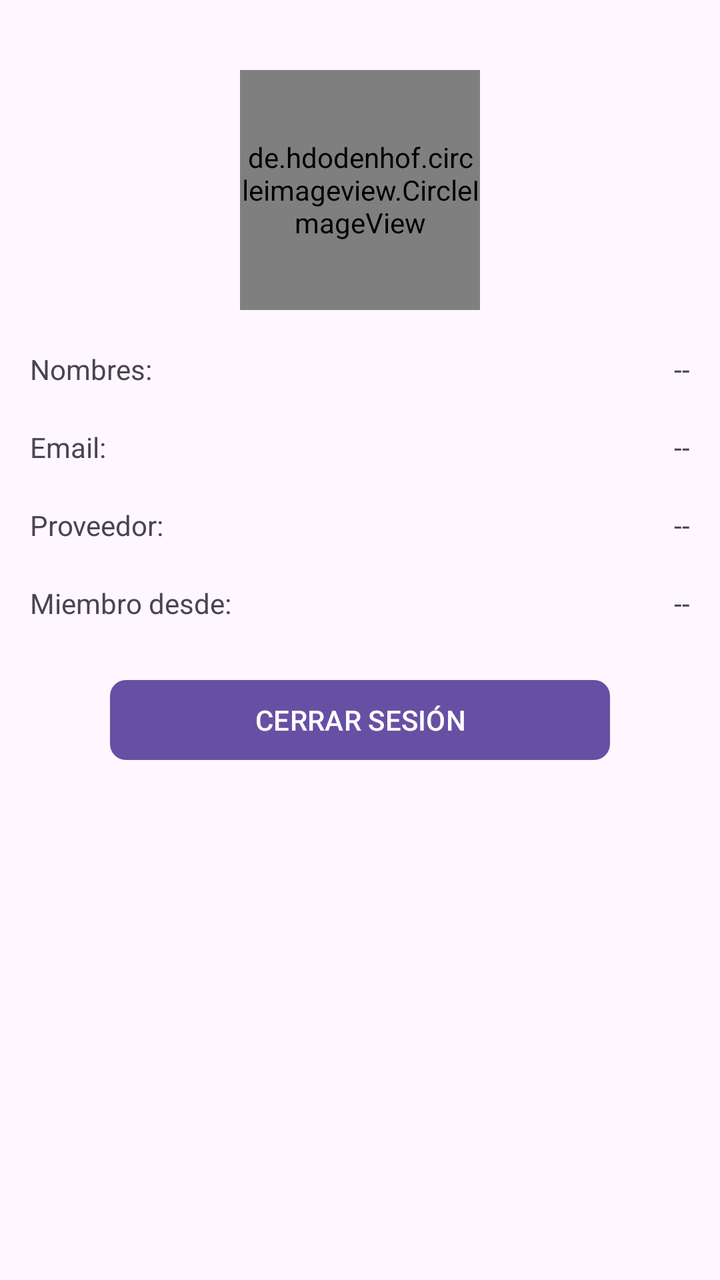
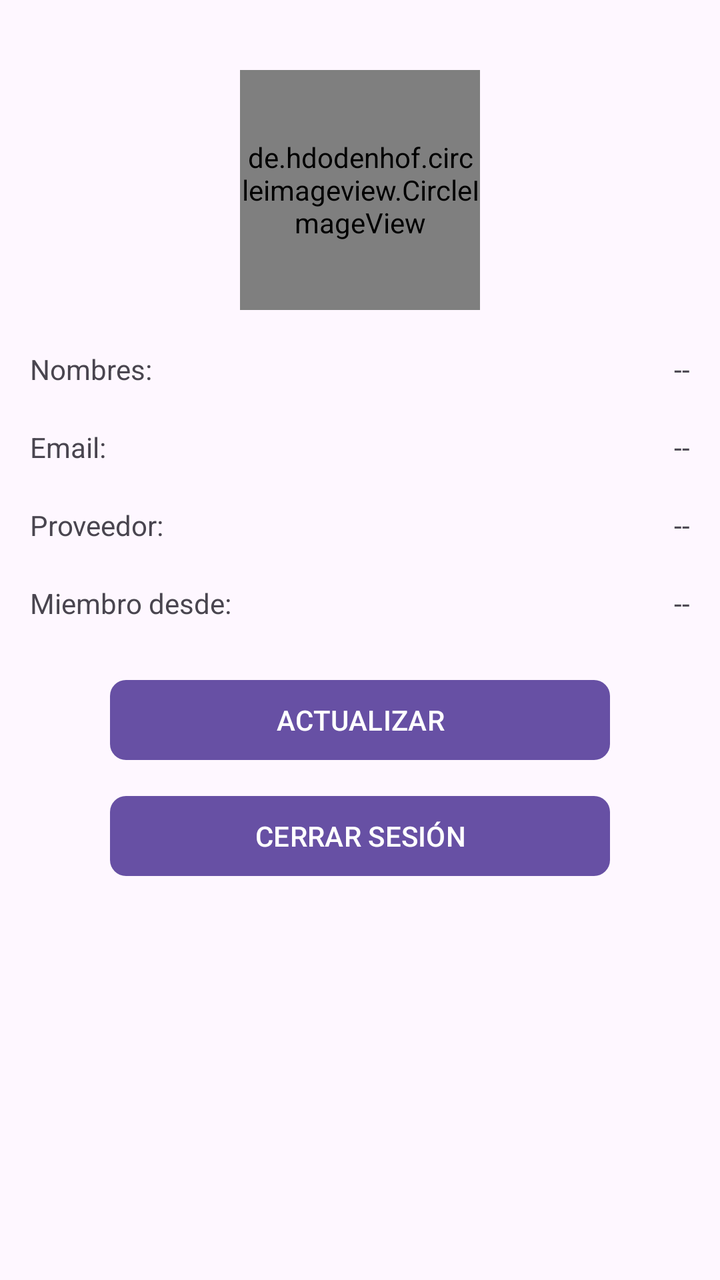

Compare the two renders of this Android layout. The source of the first and the diff that turns it into the second are given below.
<!-- AndroidManifest.xml: application theme Theme.ChatKotlin -->
<!-- res/layout/fragment_perfil.xml -->
<?xml version="1.0" encoding="utf-8"?>
<ScrollView
    xmlns:android="http://schemas.android.com/apk/res/android"
    xmlns:tools="http://schemas.android.com/tools"
    android:layout_width="match_parent"
    android:layout_height="match_parent"
    android:padding="15dp"
    xmlns:app="http://schemas.android.com/apk/res-auto"
    tools:context=".Fragmentos.FragmentPerfil">

    <RelativeLayout
        android:layout_width="match_parent"
        android:layout_height="wrap_content">

        <de.hdodenhof.circleimageview.CircleImageView
            android:id="@+id/iv_perfil"
            android:src="@drawable/ic_image_perfil"

            android:layout_marginTop="20dp"
            android:scaleType="centerCrop"
            android:layout_centerHorizontal="true"

            android:layout_width="120dp"
            android:layout_height="120dp"/>


        
        <TextView
            android:id="@+id/txt_nombres"
            android:text="@string/txt_nombres"
            android:layout_below="@+id/iv_perfil"
            android:layout_marginTop="20dp"
            android:layout_width="wrap_content"
            android:layout_height="wrap_content"/>


        <TextView
            android:id="@+id/tv_nombres"
            android:text="@string/tv_nombres"
            android:layout_below="@+id/iv_perfil"
            android:layout_marginTop="20dp"
            android:layout_alignParentEnd="true"
            android:layout_width="wrap_content"
            android:layout_height="wrap_content"/>

        
        <TextView
            android:id="@+id/txt_email"
            android:text="@string/txt_email"
            android:layout_below="@id/txt_nombres"
            android:layout_marginTop="20dp"
            android:layout_width="wrap_content"
            android:layout_height="wrap_content"/>

        <TextView
            android:id="@+id/tv_email"
            android:text="@string/tv_email"
            android:layout_below="@id/txt_nombres"
            android:layout_alignParentEnd="true"
            android:layout_marginTop="20dp"
            android:layout_width="wrap_content"
            android:layout_height="wrap_content"/>

        

        <TextView
            android:id="@+id/txt_proveedor"
            android:text="@string/txt_proveedor"
            android:layout_below="@+id/txt_email"
            android:layout_marginTop="20dp"
            android:layout_width="wrap_content"
            android:layout_height="wrap_content"/>

        <TextView
            android:id="@+id/tv_proveedor"
            android:text="@string/tv_proveedor"
            android:layout_alignParentEnd="true"
            android:layout_below="@id/txt_email"
            android:layout_marginTop="20dp"
            android:layout_width="wrap_content"
            android:layout_height="wrap_content"/>

        
        <TextView
            android:id="@+id/txt_t_registro"
            android:text="@string/txt_t_registro"
            android:layout_marginTop="20dp"
            android:layout_below="@+id/txt_proveedor"
            android:layout_width="wrap_content"
            android:layout_height="wrap_content"/>

        <TextView
            android:id="@+id/tv_t_registro"
            android:layout_below="@+id/txt_proveedor"
            android:layout_alignParentEnd="true"
            android:text="@string/tv_t_registro"
            android:layout_marginTop="20dp"
            android:layout_width="wrap_content"
            android:layout_height="wrap_content"/>

        <com.google.android.material.button.MaterialButton
            android:id="@+id/btn_CerrarSesion"
            android:text="@string/btn_CerrarSesion"

            android:layout_below="@+id/txt_t_registro"
            android:layout_marginTop="25dp"
            android:layout_centerInParent="true"
            android:textAllCaps="true"
            android:layout_gravity="center"
            app:cornerRadius="8dp"
            android:layout_width="250dp"
            android:layout_height="wrap_content"/>

    </RelativeLayout>



    



</ScrollView>
<!-- resources referenced by this layout -->
<resources>
  <!-- drawable ic_image_perfil (drawable) -->
  <vector xmlns:android="http://schemas.android.com/apk/res/android" android:height="24dp" android:tint="#CCCCCC" android:viewportHeight="24" android:viewportWidth="24" android:width="24dp">
        
      <path android:fillColor="@android:color/white" android:pathData="M12,2C6.48,2 2,6.48 2,12s4.48,10 10,10s10,-4.48 10,-10S17.52,2 12,2zM12,6c1.93,0 3.5,1.57 3.5,3.5S13.93,13 12,13s-3.5,-1.57 -3.5,-3.5S10.07,6 12,6zM12,20c-2.03,0 -4.43,-0.82 -6.14,-2.88C7.55,15.8 9.68,15 12,15s4.45,0.8 6.14,2.12C16.43,19.18 14.03,20 12,20z"/>
      
  </vector>
  <string name="btn_CerrarSesion">Cerrar sesión</string>
  <string name="tv_email"> -- </string>
  <string name="tv_nombres"> -- </string>
  <string name="tv_proveedor"> -- </string>
  <string name="tv_t_registro"> -- </string>
  <string name="txt_email">Email: </string>
  <string name="txt_nombres">Nombres: </string>
  <string name="txt_proveedor">Proveedor: </string>
  <string name="txt_t_registro">Miembro desde: </string>
  <style name="Theme.ChatKotlin" parent="Base.Theme.ChatKotlin" />
  <style name="Base.Theme.ChatKotlin" parent="Theme.Material3.DayNight.NoActionBar">
          
          
      </style>
</resources>

<!-- the commit's change to res/layout/fragment_perfil.xml (unified diff, before → after) -->
@@ -99,11 +99,22 @@
             android:layout_height="wrap_content"/>
 
         <com.google.android.material.button.MaterialButton
+            android:id="@+id/btn_ActualizarInfo"
+            android:text="@string/btn_ActualizarInfo"
+            android:textAllCaps="true"
+            app:cornerRadius="8dp"
+            android:layout_below="@+id/tv_t_registro"
+            android:layout_centerInParent="true"
+            android:layout_marginTop="25dp"
+            android:layout_width="250dp"
+            android:layout_height="wrap_content"/>
+
+
+        <com.google.android.material.button.MaterialButton
             android:id="@+id/btn_CerrarSesion"
             android:text="@string/btn_CerrarSesion"
-
-            android:layout_below="@+id/txt_t_registro"
-            android:layout_marginTop="25dp"
+            android:layout_below="@+id/btn_ActualizarInfo"
+            android:layout_marginTop="10dp"
             android:layout_centerInParent="true"
             android:textAllCaps="true"
             android:layout_gravity="center"
<!-- resource entries referenced after the edit -->
@@ -6,6 +6,7 @@
       <path android:fillColor="@android:color/white" android:pathData="M12,2C6.48,2 2,6.48 2,12s4.48,10 10,10s10,-4.48 10,-10S17.52,2 12,2zM12,6c1.93,0 3.5,1.57 3.5,3.5S13.93,13 12,13s-3.5,-1.57 -3.5,-3.5S10.07,6 12,6zM12,20c-2.03,0 -4.43,-0.82 -6.14,-2.88C7.55,15.8 9.68,15 12,15s4.45,0.8 6.14,2.12C16.43,19.18 14.03,20 12,20z"/>
       
   </vector>
+  <string name="btn_ActualizarInfo">Actualizar</string>
   <string name="btn_CerrarSesion">Cerrar sesión</string>
   <string name="tv_email"> -- </string>
   <string name="tv_nombres"> -- </string>
